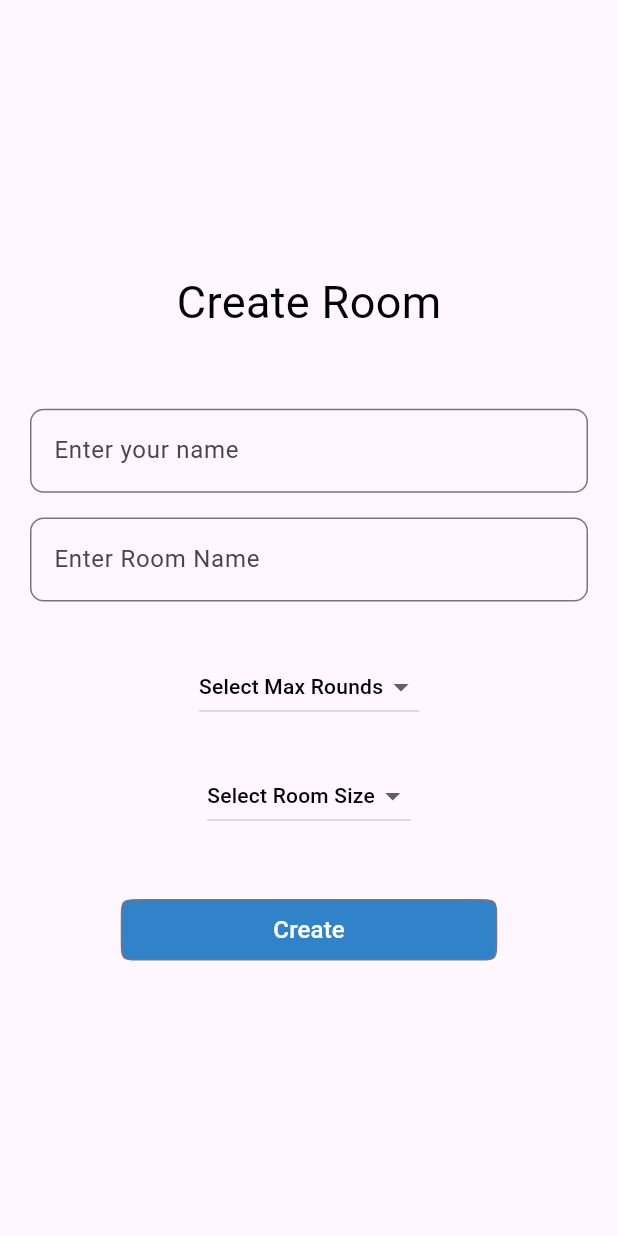
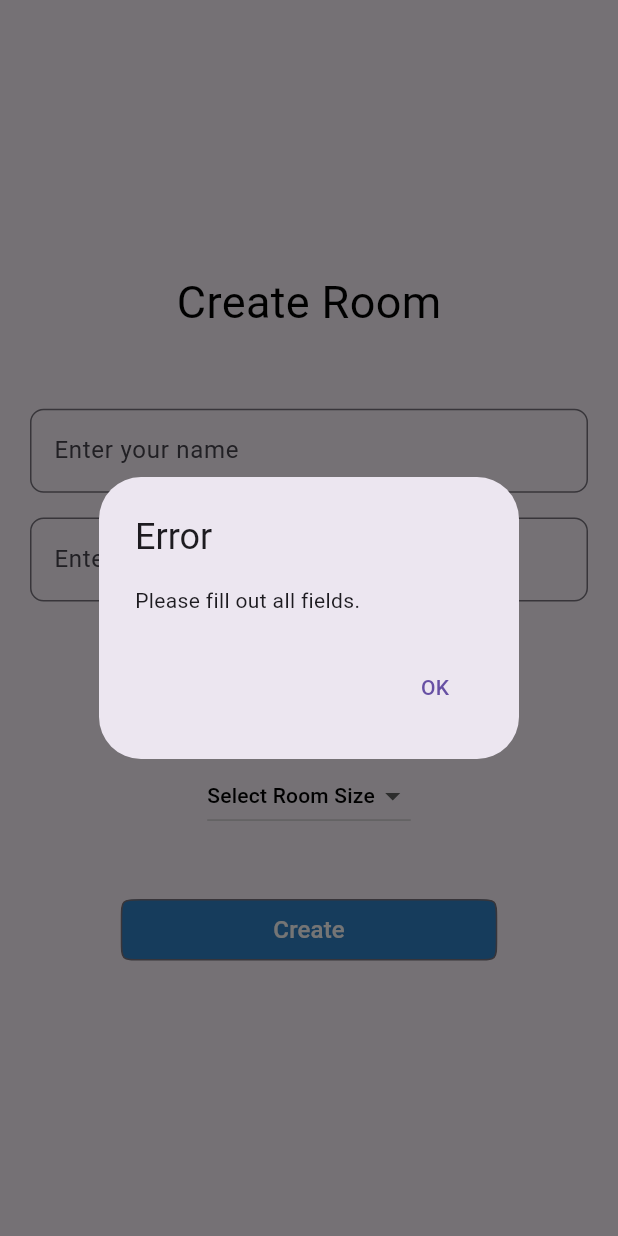
Before and after one commit to Prabhdeep52/multiplayer_scribble_game, a Flutter app: the CreateRoomScreen screen opened directly, after a tap on "Create", on a phone screen of 412 x 824 dp. Run offline on Flutter 3.47's test engine with Material 3 defaults, Android fonts, the light colour scheme and no system bars; our stand-ins replace flutter_colorpicker, socket_io_client.

Commit message:
[FIX] minor fixes

```diff
--- a/lib/CreateRoomScreen.dart
+++ b/lib/CreateRoomScreen.dart
@@ -1,10 +1,5 @@
-import 'dart:math';
-import "dart:developer";
 import 'package:flutter/material.dart';
-import 'package:flutter/src/widgets/framework.dart';
-import 'package:flutter/src/widgets/placeholder.dart';
 import 'package:scribble_game/paintScreen.dart';
-import 'package:scribble_game/secrets.dart';
 import 'package:scribble_game/widgets/customTextField.dart';
 import 'package:socket_io_client/socket_io_client.dart' as IO;
 
@@ -18,13 +13,21 @@
 class _CreateRoomScreenState extends State<CreateRoomScreen> {
   final TextEditingController _nameController = TextEditingController();
   final TextEditingController _roomNameController = TextEditingController();
-  late String? _maxRoundsValue;
-  late String? _roomSizeValue;
+  String? _maxRoundsValue; // Nullable string to hold the selected value
+  String? _roomSizeValue; // Nullable string to hold the selected value
   late IO.Socket _socket;
 
+  @override
+  void initState() {
+    super.initState();
+    connectSocket();
+  }
+
+  void connectSocket() {
+    // TODO: Implement socket connection logic
+  }
+
   void createRoom() {
-    // this sends the data in form of a map to the paint screen .
-    // it uses screenFrom to identify the page from where the data is comming , in this case data is comming from createRoom page
     if (_nameController.text.isNotEmpty &&
         _roomNameController.text.isNotEmpty &&
         _maxRoundsValue != null &&
@@ -34,25 +37,27 @@
         "name": _roomNameController.text,
         "occupancy": _maxRoundsValue!,
         "maxRounds": _roomSizeValue!
-        // "nickname": "prabhav",
-        // "name": "ggggg",
-        // "occupancy": "2",
-        // "maxRounds": "2"
       };
       Navigator.of(context).push(MaterialPageRoute(
           builder: (context) =>
               PaintScreen(dataa: data, screenFrom: 'createRoom')));
+    } else {
+      // Show error message if any field is missing
+      showDialog(
+        context: context,
+        builder: (context) => AlertDialog(
+          title: Text("Error"),
+          content: Text("Please fill out all fields."),
+          actions: [
+            TextButton(
+              onPressed: () => Navigator.of(context).pop(),
+              child: Text("OK"),
+            ),
+          ],
+        ),
+      );
     }
   }
-
-  @override
-  void initState() {
-    // TODO: implement initState
-    super.initState();
-    connectSocket();
-  }
-
-  void connectSocket() {}
 
   @override
   Widget build(BuildContext context) {
@@ -69,7 +74,7 @@
               fontSize: 30,
             ),
           ),
-          SizedBox(height: MediaQuery.of(context).size.height * 0.06),
+          SizedBox(height: mq.height * 0.06),
           Container(
             margin: const EdgeInsets.symmetric(horizontal: 20),
             child: CustomTextField(
@@ -77,7 +82,7 @@
               nameController: _nameController,
             ),
           ),
-          SizedBox(height: MediaQuery.of(context).size.height * 0.02),
+          SizedBox(height: mq.height * 0.02),
           Container(
             margin: const EdgeInsets.symmetric(horizontal: 20),
             child: CustomTextField(
@@ -85,9 +90,10 @@
               nameController: _roomNameController,
             ),
           ),
-          SizedBox(height: MediaQuery.of(context).size.height * 0.04),
+          SizedBox(height: mq.height * 0.04),
           DropdownButton<String>(
             focusColor: const Color(0xffF5F6FA),
+            //value: _maxRoundsValue, // Display the selected value
             items: <String>["2", "5", "10", "15"]
                 .map<DropdownMenuItem<String>>(
                   (String value) => DropdownMenuItem(
@@ -99,7 +105,10 @@
                   ),
                 )
                 .toList(),
-            hint: const Text('Select Max Rounds',
+            hint: Text(
+                _maxRoundsValue != null
+                    ? 'Select Max Rounds $_maxRoundsValue'
+                    : 'Select Max Rounds',
                 style: TextStyle(
                   color: Colors.black,
                   fontSize: 14,
@@ -111,9 +120,12 @@
               });
             },
           ),
-          SizedBox(height: MediaQuery.of(context).size.height * 0.03),
+          SizedBox(height: mq.height * 0.03),
+          Column(
+            children: [
               DropdownButton<String>(
                 focusColor: const Color(0xffF5F6FA),
+                // value: _roomSizeValue, // Display the selected value
                 items: <String>["2", "3", "4", "5", "6", "7", "8"]
                     .map<DropdownMenuItem<String>>(
                       (String value) => DropdownMenuItem(
@@ -125,7 +137,10 @@
                       ),
                     )
                     .toList(),
-            hint: const Text('Select Room Size',
+                hint: Text(
+                    _roomSizeValue != null
+                        ? 'Select Room Size : $_roomSizeValue'
+                        : 'Select Room Size',
                     style: TextStyle(
                       color: Colors.black,
                       fontSize: 14,
@@ -137,19 +152,21 @@
                   });
                 },
               ),
-          SizedBox(height: MediaQuery.of(context).size.height * 0.05),
+            ],
+          ),
+          SizedBox(height: mq.height * 0.05),
           OutlinedButton(
             onPressed: createRoom,
             style: ButtonStyle(
-              fixedSize: MaterialStateProperty.all(const Size(250, 40)),
-              shape: MaterialStateProperty.all(
+              fixedSize: WidgetStateProperty.all(const Size(250, 40)),
+              shape: WidgetStateProperty.all(
                 const ContinuousRectangleBorder(
                   borderRadius: BorderRadiusDirectional.all(
                     Radius.circular(13),
                   ),
                 ),
               ),
-              backgroundColor: MaterialStateProperty.all(
+              backgroundColor: WidgetStateProperty.all(
                 const Color.fromARGB(255, 48, 130, 201),
               ),
             ),
--- a/lib/waitingLobby.dart
+++ b/lib/waitingLobby.dart
@@ -34,7 +34,7 @@
           padding: const EdgeInsets.only(top: 20),
           child: Text(
             "Waiting for ${widget.occupancy - widget.noOfPlayers} players to join",
-            style: const TextStyle(fontSize: 25, fontStyle: FontStyle.italic),
+            style: TextStyle(fontSize: 25, fontWeight: FontWeight.bold),
           ),
         ),
         SizedBox(
@@ -64,11 +64,11 @@
         ),
         SizedBox(height: MediaQuery.of(context).size.height * 0.04),
         const Text(
-          "Players",
+          "Players in lobby ",
           style: TextStyle(
               fontSize: 25,
               fontWeight: FontWeight.bold,
-              fontStyle: FontStyle.italic),
+              fontStyle: FontStyle.normal),
         ),
         SizedBox(height: MediaQuery.of(context).size.height * 0.02),
         ListView.builder(
```
Also changed, not shown: lib/paintScreen.dart (+15 -11 lines), lib/scoreboard/playerScoreBoard.dart (+18 -4 lines). Lines whose indentation alone changed are shown as unchanged.
